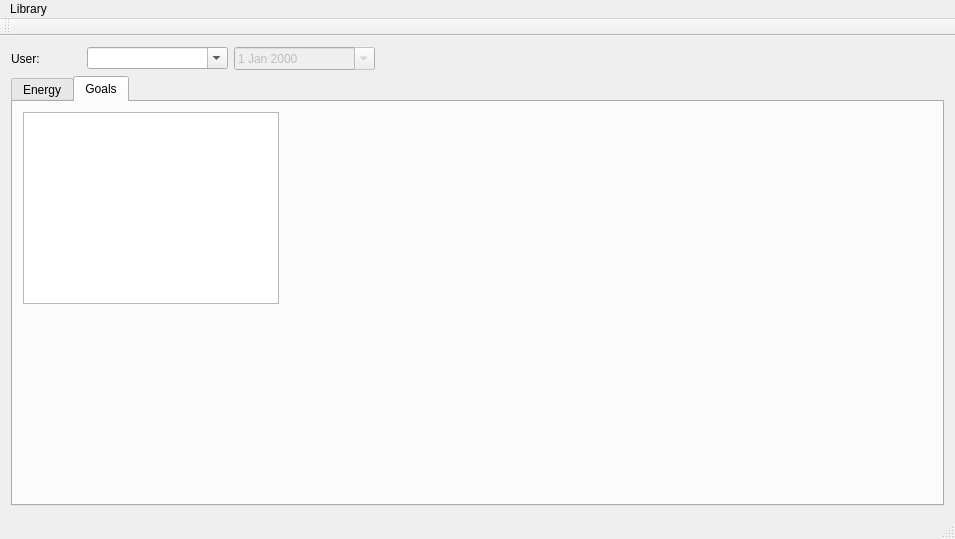
Old version of the form mainwindow.ui in the repository quantum-pie/cbgu.
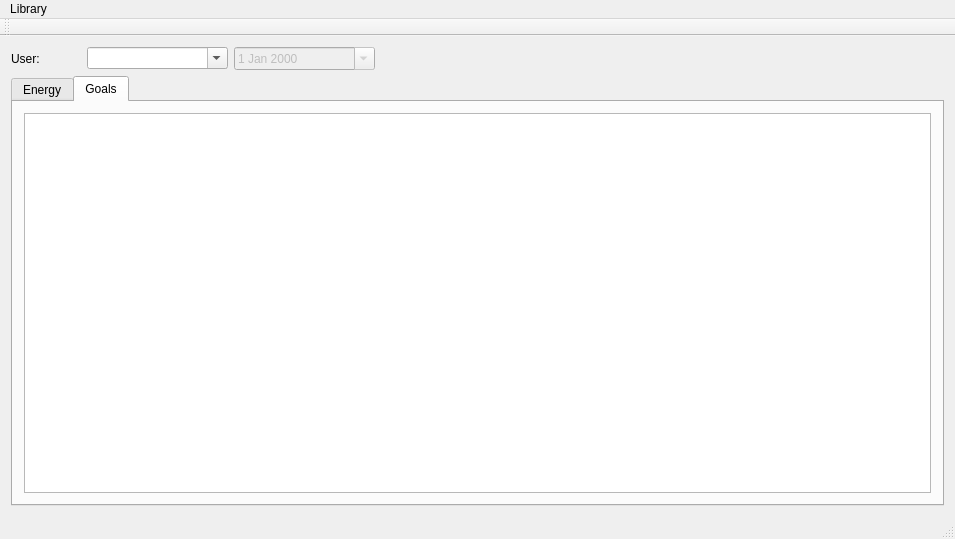
New version of the form. The open tabs and pages were chosen to show the change. Icons and pictures are not drawn.

```diff
--- a/mainwindow.ui
+++ b/mainwindow.ui
@@ -212,16 +212,11 @@
        <attribute name="title">
         <string>Goals</string>
        </attribute>
-       <widget class="QListView" name="listView">
-        <property name="geometry">
-         <rect>
-          <x>10</x>
-          <y>10</y>
-          <width>256</width>
-          <height>192</height>
-         </rect>
-        </property>
-       </widget>
+       <layout class="QGridLayout" name="gridLayout_5">
+        <item row="0" column="0">
+         <widget class="QListView" name="listView"/>
+        </item>
+       </layout>
       </widget>
      </widget>
     </item>
```
Left out of the diff: 2 changed lines with no effect on the pictures.
